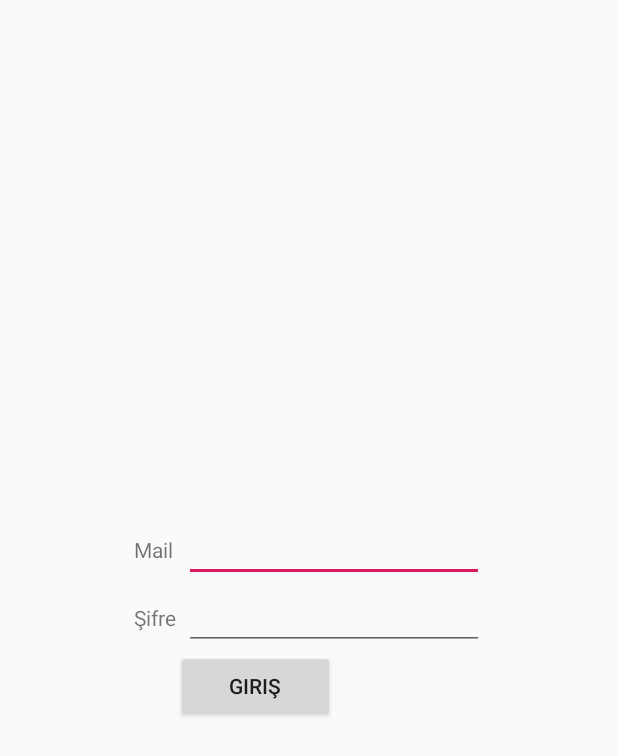
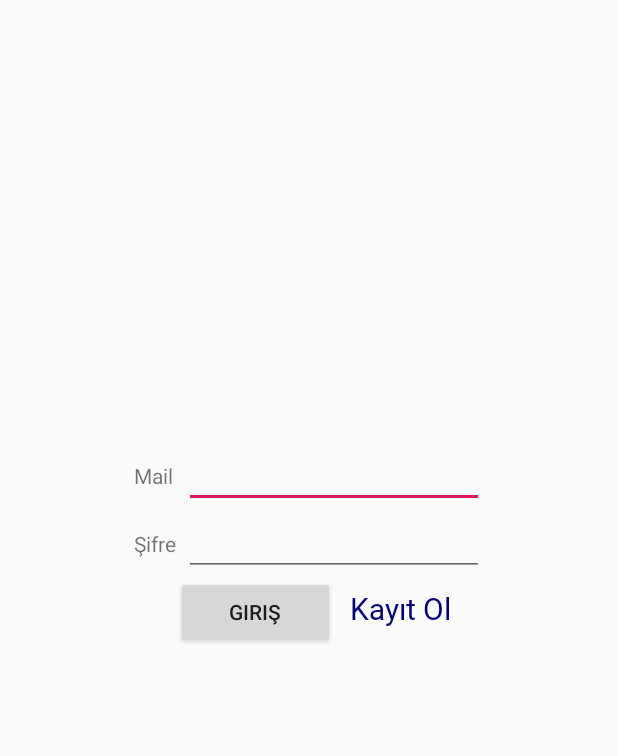
Before and after one commit to onur-tlntmr/Android, an Android app: the layout fragment_login.xml on its own in the app's theme, with its tools: preview values and no code run, on a phone screen of 412 x 824 dp. Shown: the top 756 px of the screen. Run offline under Robolectric (Android 15) with nearby library versions, the phone set to English and light mode, and no system bars.

Commit message:
kayıtol

```diff
--- a/3dTable/app/build.gradle
+++ b/3dTable/app/build.gradle
@@ -30,7 +30,9 @@ dependencies {
     implementation 'androidx.navigation:navigation-fragment:2.2.0'
     implementation 'androidx.navigation:navigation-ui:2.2.0'
     implementation 'androidx.lifecycle:lifecycle-extensions:2.2.0'
+    implementation 'androidx.annotation:annotation:1.1.0'
     testImplementation 'junit:junit:4.12'
     androidTestImplementation 'androidx.test.ext:junit:1.1.1'
     androidTestImplementation 'androidx.test.espresso:espresso-core:3.2.0'
+    implementation 'org.jetbrains:annotations-java5:15.0'
 }
--- a/3dTable/app/src/main/java/com/codexe/a3dtable/TestUtils/LoginControl.java
+++ b/3dTable/app/src/main/java/com/codexe/a3dtable/TestUtils/LoginControl.java
@@ -13,7 +13,7 @@ import com.codexe.a3dtable.MainActivity;
 
 public class LoginControl extends AsyncTask<Void, Void, Boolean> {
 
-    private Context context;
+    private Context context; //Activity baslatmak icin gerekli
 
     private ProgressBar progressBar;
 
@@ -25,7 +25,7 @@ public class LoginControl extends AsyncTask<Void, Void, Boolean> {
 
     @Override
     protected void onPreExecute() {
-        progressBar.setVisibility(View.VISIBLE);
+        progressBar.setVisibility(View.VISIBLE); //Evvelce gizli olan pb'yi tekrar gorunur yapiyoruz
     }
 
 
--- a/3dTable/app/src/main/res/layout/activity_login.xml
+++ b/3dTable/app/src/main/res/layout/fragment_login.xml
@@ -52,20 +52,30 @@
                 android:layout_height="wrap_content"
 
                 android:layout_columnSpan="3"
-
-                android:onClick="BtnLogin_Click"
                 android:text="@string/btnLogin" />
 
-            <ProgressBar
-                android:id="@+id/PrgbarLoading"
+            <TextView
+                android:id="@+id/fr_login_txt_register"
                 android:layout_width="wrap_content"
                 android:layout_height="wrap_content"
-                android:indeterminate="true"
-                android:visibility="invisible" />
+                android:fontFamily="@font/roboto_bold"
+                android:textSize="20sp"
+                android:text="@string/login_sign_up"
+                android:textColor="#000080"
+                android:layout_marginLeft="10dp" />
 
         </LinearLayout>
 
-
+        <ProgressBar
+            android:id="@+id/ac_login_progressbar"
+            android:layout_row="3"
+            android:layout_column="1"
+            android:layout_marginTop="50dp"
+            android:layout_gravity="center_horizontal"
+            android:layout_width="wrap_content"
+            android:layout_height="wrap_content"
+            android:indeterminate="true"
+            android:visibility="invisible" />
     </GridLayout>
 
 
--- a/3dTable/app/src/main/res/values/strings.xml
+++ b/3dTable/app/src/main/res/values/strings.xml
@@ -21,4 +21,11 @@
     <string name="btn_add_to_basket">Sepete Ekle</string>
     <string name="fragment_product_detail">Ürün Detayı</string>
     <string name="fragment_basket">Sepetim</string>
+    <string name="login_failed">"Login failed"</string>
+    <string name="login_sign_up">"Kayıt Ol"</string>
+
+    <!-- TODO: Remove or change this placeholder text -->
+    <string name="hello_blank_fragment">Hello blank fragment</string>
+
+
 </resources>
```
Also changed, not shown: 3dTable/app/src/main/AndroidManifest.xml (+6 -15 lines), 3dTable/app/src/main/java/com/codexe/a3dtable/LoginActivity.java (deleted, +0 -38 lines), 3dTable/app/src/main/java/com/codexe/a3dtable/MainActivity.java (deleted, +0 -73 lines), 1 other file.
